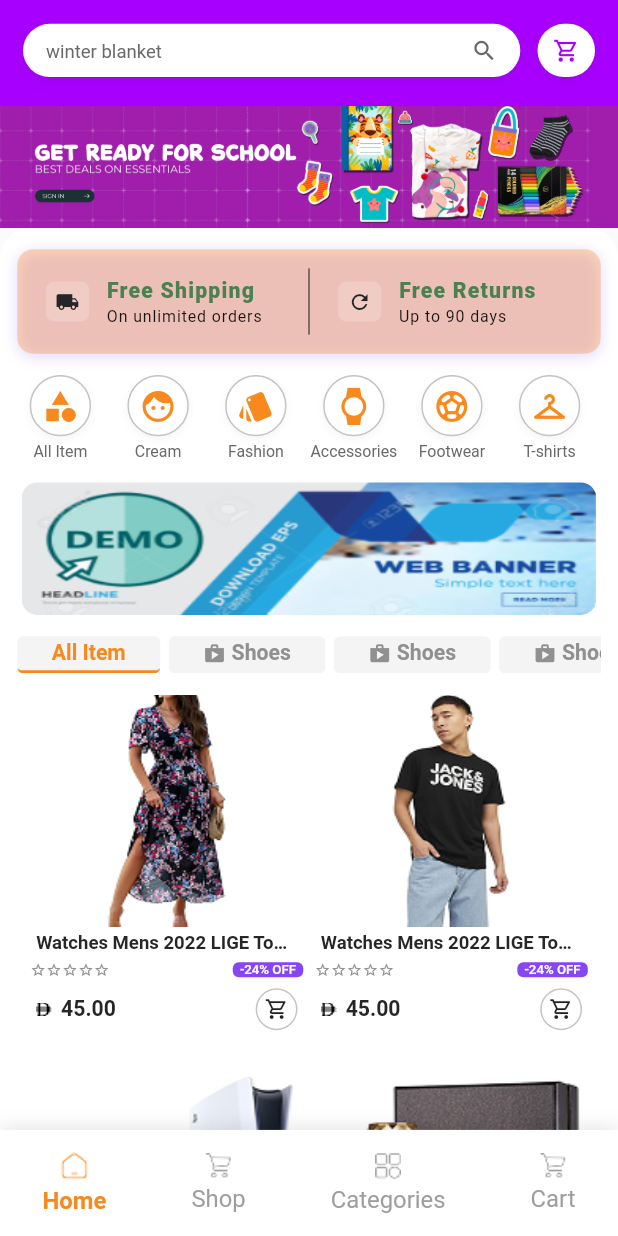
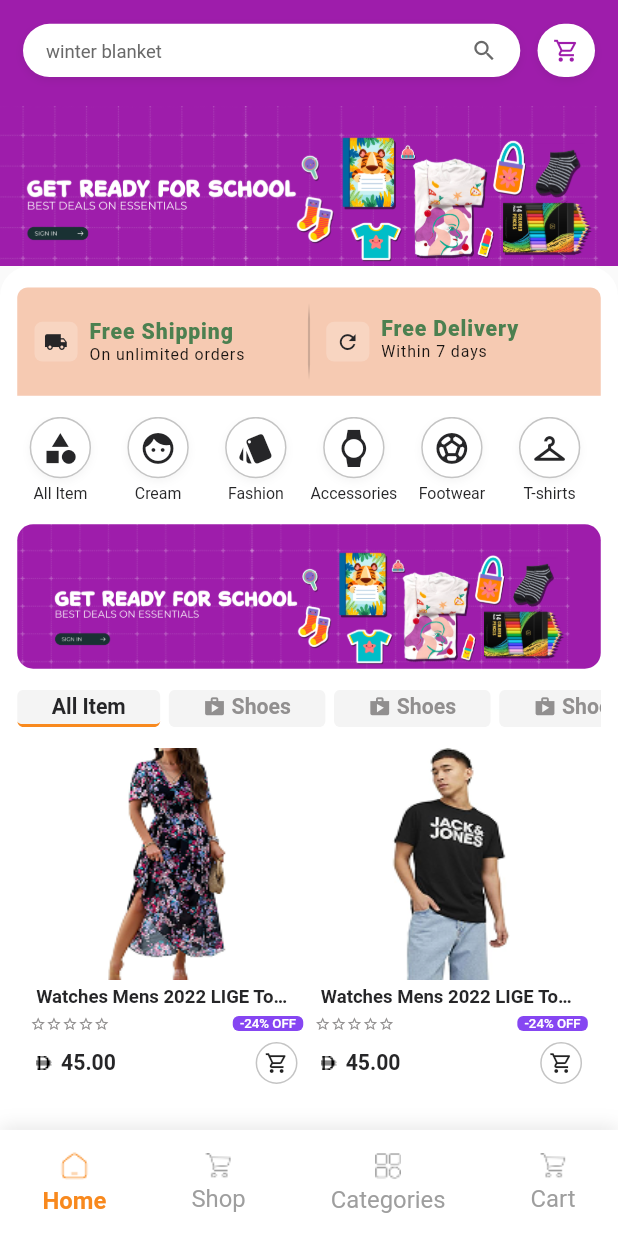
Before and after one commit to althakeel/store1920-MobileApp, a Flutter app: the screen it shows after launch, after a tap on "Cream", on a phone screen of 412 x 824 dp. Run offline on Flutter 3.47's test engine with Material 3 defaults, Android fonts, the light colour scheme and no system bars; our stand-ins replace connectivity_plus, dio, flutter_screenutil, get, get_storage, image_picker and 1 more.

Commit message:
updated banners and advertisement

```diff
--- a/lib/global/app_color.dart
+++ b/lib/global/app_color.dart
@@ -1,7 +1,7 @@
 import 'package:flutter/material.dart';
 
 abstract class AppColors {
-  static Color dynamicColor = const Color(0xFFA700FF); //#AE7EFF
+  static Color dynamicColor = const Color(0xFF9E1DAB); //#AE7EFF
   static Color primary = const Color(0xFFF8891E); //#F8891E
   static const Color gradient1 = Color(0xFFAE7EFF); //#AE7EFF
   static const Color gradient2 = Color(0xFFD6C5FB); //#D6C5FB
--- a/lib/screens/features/home/views/home_screen.dart
+++ b/lib/screens/features/home/views/home_screen.dart
@@ -2,6 +2,7 @@ import 'package:flutter/material.dart';
 import 'package:flutter_screenutil/flutter_screenutil.dart';
 import 'package:get/get.dart';
 import 'package:store1920/global/images.dart';
+import 'package:store1920/screens/features/home/widgets/custom_banner_widget.dart';
 import '../../../../global/app_color.dart';
 import '../controllers/home_controller.dart';
 import '../widgets/icon_list_of_categories.dart';
@@ -33,7 +34,7 @@ class HomeScreen extends GetView<HomeController> {
     final statusBarHeight = MediaQuery.of(context).padding.top;
     final double topBarHeight = 80.h;
     final double horizontalPadding = 16.w;
-    const double bannerAspectRatio = 440.0 / 2064.0;
+    const double bannerAspectRatio = 1400.0 / 5000.0;
     final double bannerExpandedHeight =
         (Get.width - (horizontalPadding * 2)) * bannerAspectRatio;
     final double minHeight = statusBarHeight + topBarHeight;
@@ -45,7 +46,7 @@ class HomeScreen extends GetView<HomeController> {
         minHeight: minHeight,
         maxHeight: maxHeight,
         topBar: _buildTopBar(),
-        banner: _buildHeaderBanner(),
+        banner: CustomBannerWidget(),
       ),
     );
   }
@@ -116,14 +117,6 @@ class HomeScreen extends GetView<HomeController> {
     );
   }
 
-  Widget _buildHeaderBanner() {
-    return LayoutBuilder(
-      builder: (context, constraints) {
-        return Image.asset(AppImage.homeBanner, fit: BoxFit.cover);
-      },
-    );
-  }
-
   Widget _buildSliverContent() {
     return SliverToBoxAdapter(
       child: Column(
@@ -139,17 +132,13 @@ class HomeScreen extends GetView<HomeController> {
             child: Padding(
               padding: EdgeInsets.symmetric(vertical: 16.h, horizontal: 12.w),
               child: Column(
+                spacing: 16.h,
                 children: [
                   const FeatureCards(),
-                  SizedBox(height: 16.h),
                   const IconListOfCategories(),
-                  SizedBox(height: 16.h),
                   _buildAdvertisementBanner(),
-                  SizedBox(height: 16.h),
                   ProductTabsList(),
-                  SizedBox(height: 16.h),
                   ProductListWidget(),
-                  SizedBox(height: 100.h),
                 ],
               ),
             ),
@@ -161,15 +150,11 @@ class HomeScreen extends GetView<HomeController> {
 
   Widget _buildAdvertisementBanner() {
     return SizedBox(
-      width: 400.w,
-      height: 100.h,
       child: ClipRRect(
         borderRadius: BorderRadius.circular(12.r),
         child: Image.asset(
-          AppImage.banner2,
+          AppImage.homeBanner,
           fit: BoxFit.fill,
-          cacheWidth: 400,
-          cacheHeight: 100,
         ),
       ),
     );
--- /dev/null
+++ b/lib/screens/features/home/widgets/custom_banner_widget.dart
@@ -0,0 +1,16 @@
+import 'package:flutter/material.dart';
+
+import '../../../../global/images.dart';
+
+class CustomBannerWidget extends StatelessWidget {
+  const CustomBannerWidget({super.key});
+
+  @override
+  Widget build(BuildContext context) {
+    return LayoutBuilder(
+      builder: (context, constraints) {
+        return Image.asset(AppImage.homeBanner, fit: BoxFit.cover);
+      },
+    );
+  }
+}
--- a/lib/screens/features/home/widgets/feature_cards.dart
+++ b/lib/screens/features/home/widgets/feature_cards.dart
@@ -1,22 +1,64 @@
 import 'package:flutter/material.dart';
+import 'dart:async';
+import 'dart:math' as math;
 import 'package:flutter_screenutil/flutter_screenutil.dart';
 import 'package:store1920/global/app_color.dart';
 
-class FeatureCards extends StatelessWidget {
+class FeatureCards extends StatefulWidget {
   const FeatureCards({super.key});
 
   @override
+  State<FeatureCards> createState() => _FeatureCardsState();
+}
+
+class _FeatureCardsState extends State<FeatureCards> {
+  late final PageController _pageController;
+  Timer? _flipTimer;
+  int _pageIndex = 0;
+
+  @override
+  void initState() {
+    super.initState();
+    _pageController = PageController(initialPage: 0);
+    _flipTimer = Timer.periodic(const Duration(seconds: 4), (_) {
+      _pageIndex = (_pageIndex + 1) % 2;
+      if (!mounted) return;
+      _pageController.animateToPage(
+        _pageIndex,
+        duration: const Duration(milliseconds: 800),
+        curve: Curves.easeInOut,
+      );
+    });
+  }
+
+  @override
+  void dispose() {
+    _flipTimer?.cancel();
+    _pageController.dispose();
+    super.dispose();
+  }
+
+  @override
   Widget build(BuildContext context) {
+    final double iconHeight = 30.h;
+    final double verticalPadding = 22.h; // from _buildFeatureCard
+    final double titleHeight = 16.sp * 1.2;
+    final double subtitleHeight = 12.sp * 1.2;
+    final double contentHeight = math.max(iconHeight, titleHeight + subtitleHeight);
+    final double cardHeight = (contentHeight + (verticalPadding * 2) + 4.h)
+        .clamp(56.h, 120.h);
+
     return Container(
-      padding: EdgeInsets.symmetric(horizontal: 8.w, vertical: 6.h),
+      padding: EdgeInsets.symmetric(horizontal: 8.w),
       decoration: BoxDecoration(
         color: AppColors.primary.withValues(alpha: 0.32),
-        borderRadius: BorderRadius.circular(12.r),
+        borderRadius: BorderRadius.vertical(
+          top: Radius.circular(8.sp),
+          bottom: Radius.circular(0),
+        ),
         boxShadow: [
           BoxShadow(
-            color: AppColors.gradient1.withValues(alpha: 0.3),
-            blurRadius: 8,
-            offset: const Offset(0, 2),
+            color: AppColors.dynamicColor.withValues(alpha: 0.1),
           ),
         ],
       ),
@@ -30,17 +72,35 @@ class FeatureCards extends StatelessWidget {
             ),
           ),
           SizedBox(
-            height: 50.h,
-            child: VerticalDivider(
-              thickness: 0.8.sp,
-              color: AppColors.black,
+            height: (cardHeight - 24.h).clamp(24.h, cardHeight),
+            width: 16.w,
+            child: CustomPaint(
+              painter: _TaperedVerticalDividerPainter(
+                color: AppColors.black.withValues(alpha: 0.2),
+                halfBaseWidth: .8.sp,
+              ),
             ),
           ),
           Expanded(
-            child: _buildFeatureCard(
-              icon: Icons.refresh,
-              title: 'Free Returns',
-              subtitle: 'Up to 90 days',
+            child: SizedBox(
+              height: cardHeight,
+              child: PageView(
+                scrollDirection: Axis.vertical,
+                physics: const BouncingScrollPhysics(),
+                controller: _pageController,
+                children: [
+                  _buildFeatureCard(
+                    icon: Icons.refresh,
+                    title: 'Free Delivery',
+                    subtitle: 'Within 7 days',
+                  ),
+                  _buildFeatureCard(
+                    icon: Icons.lock_outline,
+                    title: 'Secure Checkout',
+                    subtitle: '100% protected',
+                  ),
+                ],
+              ),
             ),
           ),
         ],
@@ -48,13 +108,15 @@ class FeatureCards extends StatelessWidget {
     );
   }
 
+
+
   Widget _buildFeatureCard({
     required IconData icon,
     required String title,
     required String subtitle,
   }) {
     return Container(
-      padding: EdgeInsets.symmetric(horizontal:  12.w, vertical: 16.h),
+      padding: EdgeInsets.symmetric(horizontal: 4.w, vertical: 22.h),
       child: Row(
         children: [
           Container(
@@ -66,7 +128,7 @@ class FeatureCards extends StatelessWidget {
             ),
             child: Icon(icon, color: AppColors.black, size: 18.sp),
           ),
-          SizedBox(width: 12.w),
+          SizedBox(width: 8.w),
           Expanded(
             child: Column(
               crossAxisAlignment: CrossAxisAlignment.start,
@@ -74,13 +136,12 @@ class FeatureCards extends StatelessWidget {
                 Text(
                   title,
                   style: TextStyle(
-                    color: Colors.green.withValues( green: .5),
+                    color: Colors.green.withValues(green: .5),
                     fontSize: 16.sp,
-                    letterSpacing: 0.8,
+                    letterSpacing: 0.6,
                     fontWeight: FontWeight.w800,
                   ),
                 ),
-                SizedBox(height: 2.h),
                 Text(
                   subtitle,
                   style: TextStyle(
@@ -98,3 +159,41 @@ class FeatureCards extends StatelessWidget {
     );
   }
 }
+
+class _TaperedVerticalDividerPainter extends CustomPainter {
+  final Color color;
+  final double halfBaseWidth;
+
+  _TaperedVerticalDividerPainter({
+    required this.color,
+    required this.halfBaseWidth,
+  });
+
+  @override
+  void paint(Canvas canvas, Size size) {
+    final Paint paint = Paint()
+      ..color = color
+      ..style = PaintingStyle.fill;
+
+    final Path path = Path();
+    final double centerX = size.width / 2;
+    final double topY = 0;
+    final double bottomY = size.height;
+
+    path.moveTo(centerX, topY); // pointy top
+    path.lineTo(centerX + halfBaseWidth, size.height * 0.2);
+    path.lineTo(centerX + halfBaseWidth, size.height * 0.8);
+    path.lineTo(centerX, bottomY); // pointy bottom
+    path.lineTo(centerX - halfBaseWidth, size.height * 0.8);
+    path.lineTo(centerX - halfBaseWidth, size.height * 0.2);
+    path.close();
+
+    canvas.drawPath(path, paint);
+  }
+
+  @override
+  bool shouldRepaint(covariant _TaperedVerticalDividerPainter oldDelegate) {
+    return color != oldDelegate.color ||
+        halfBaseWidth != oldDelegate.halfBaseWidth;
+  }
+}
--- a/lib/screens/features/home/widgets/icon_list_of_categories.dart
+++ b/lib/screens/features/home/widgets/icon_list_of_categories.dart
@@ -57,7 +57,7 @@ class IconListOfCategories extends StatelessWidget {
                     ),
                     child: Icon(
                       categories[index]['icon'] as IconData,
-                      color: AppColors.primary,
+                      color: AppColors.black,
                       size: 28.sp,
                     ),
                   ),
@@ -65,7 +65,7 @@ class IconListOfCategories extends StatelessWidget {
                   Expanded(
                     child: Text(
                       categories[index]['name'] as String,
-                      style: bodyStyle,
+                      style: bodyStyle.copyWith(color: AppColors.black),
                       textAlign: TextAlign.center,
                     ),
                   ),
--- a/lib/screens/features/home/widgets/product_tabs_list.dart
+++ b/lib/screens/features/home/widgets/product_tabs_list.dart
@@ -57,7 +57,7 @@ class ProductTabsList extends StatelessWidget {
                             Icons.shop,
                             size: 17.sp,
                             color: selectedTabIndex.value == index
-                                ? AppColors.primary
+                                ? AppColors.black
                                 : AppColors.grey,
                           ),
                           SizedBox(width: 4.w),
@@ -66,7 +66,7 @@ class ProductTabsList extends StatelessWidget {
                           tabs[index],
                           style: subHeaderStyle.copyWith(
                             color: selectedTabIndex.value == index
-                                ? AppColors.primary
+                                ? AppColors.black
                                 : AppColors.grey,
                             fontSize: 16.sp,
                           ),
--- a/lib/screens/features/product/widgets/product_desc_widget.dart
+++ b/lib/screens/features/product/widgets/product_desc_widget.dart
@@ -91,7 +91,7 @@ class ProductDescWidget extends StatelessWidget {
         children: [
           SizedBox(
             width: Get.width * 0.5.w,
-            child: Text('$label:', style: bodyStyle.copyWith()),
+            child: Text('$label:', style: bodyStyle),
           ),
           Expanded(
             child: Text(
```
Also changed, not shown: assets/images/home_page_banner.jpg.
